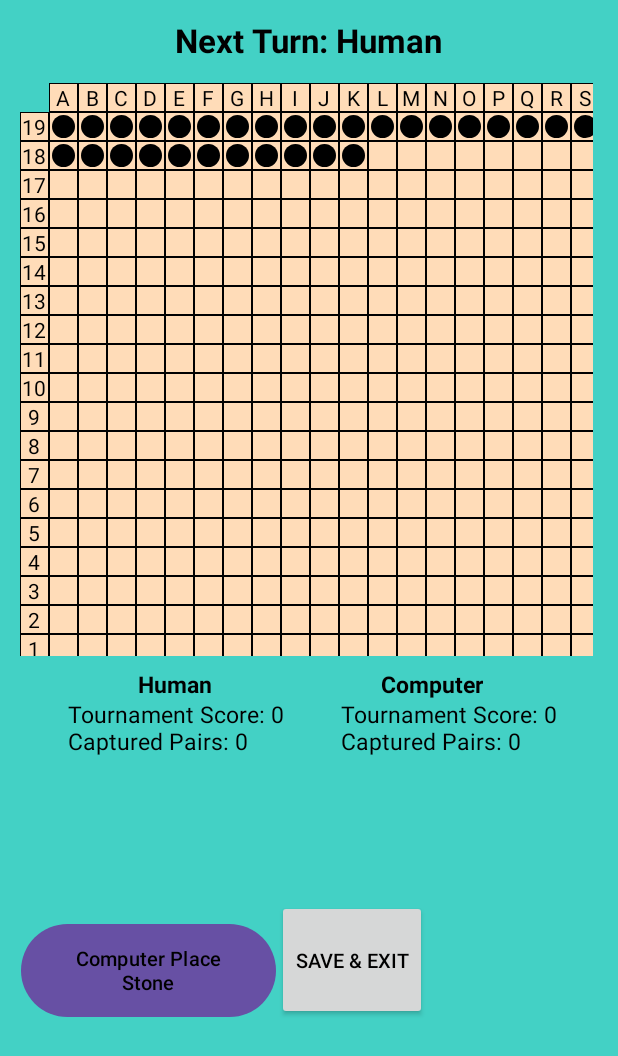
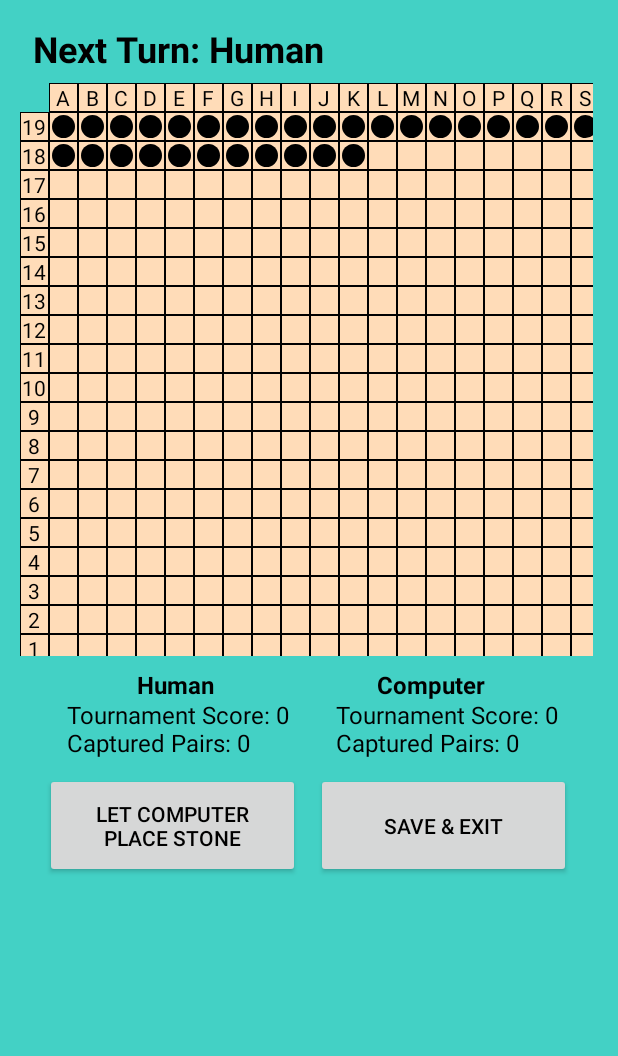
Before and after one commit to ipluchino/Pente-Android, an Android app built with Jetpack Compose: the RoundViewActivity screen opened directly, with no data from a screen before it, on a phone screen of 412 x 824 dp. Shown: the top 1056 px of the screen. Run offline under Robolectric (Android 15) with nearby library versions, the light colour scheme and no system bars; plain views replace ZoomLayout; 9 statements that could not run were skipped.

Commit message:
Added functionality to save and load from a file. Also changed all text sizes from pt to sp to better scale on devices of different sizes.

```diff
--- a/app/src/main/res/layout/activity_roundview.xml
+++ b/app/src/main/res/layout/activity_roundview.xml
@@ -12,13 +12,13 @@
         android:id="@+id/nextTurnTextView"
         android:layout_width="wrap_content"
         android:layout_height="wrap_content"
-        android:layout_marginTop="12dp"
-        android:textSize="10pt"
+        android:layout_marginTop="16dp"
         android:text="Next Turn: Human"
+        android:textColor="@color/black"
+        android:textSize="24sp"
         android:textStyle="bold"
-        android:textColor="@color/black"
         app:layout_constraintEnd_toEndOf="parent"
-        app:layout_constraintHorizontal_bias="0.498"
+        app:layout_constraintHorizontal_bias="0.100"
         app:layout_constraintStart_toStartOf="parent"
         app:layout_constraintTop_toTopOf="parent" />
 
@@ -61,16 +61,16 @@
 
     </com.otaliastudios.zoom.ZoomLayout>
 
-    <Button
+    <androidx.appcompat.widget.AppCompatButton
         android:id="@+id/placeStoneButtonHuman"
         android:layout_width="100dp"
         android:layout_height="80dp"
-        android:layout_marginTop="600dp"
+        android:layout_marginTop="515dp"
         android:text="Place Stone"
         android:textColor="@color/black"
-        android:textSize="6pt"
+        android:textSize="14sp"
         app:layout_constraintEnd_toEndOf="parent"
-        app:layout_constraintHorizontal_bias="0.141"
+        app:layout_constraintHorizontal_bias="0.096"
         app:layout_constraintStart_toStartOf="parent"
         app:layout_constraintTop_toTopOf="parent" />
 
@@ -78,13 +78,12 @@
         android:id="@+id/getHelpButton"
         android:layout_width="100dp"
         android:layout_height="80dp"
-        android:layout_marginTop="600dp"
+        android:layout_marginTop="515dp"
         android:text="Get Help"
         android:textColor="@color/black"
-
-        android:textSize="6pt"
+        android:textSize="14sp"
         app:layout_constraintEnd_toEndOf="parent"
-        app:layout_constraintHorizontal_bias="0.53"
+        app:layout_constraintHorizontal_bias="0.498"
         app:layout_constraintStart_toStartOf="parent"
         app:layout_constraintTop_toTopOf="parent" />
 
@@ -92,38 +91,38 @@
         android:id="@+id/saveAndExitButtonHuman"
         android:layout_width="100dp"
         android:layout_height="80dp"
-        android:layout_marginTop="600dp"
+        android:layout_marginTop="515dp"
         android:text="Save &amp; Exit"
         android:textColor="@color/black"
-        android:textSize="6pt"
+        android:textSize="14sp"
         app:layout_constraintEnd_toEndOf="parent"
-        app:layout_constraintHorizontal_bias="0.874"
+        app:layout_constraintHorizontal_bias="0.9"
         app:layout_constraintStart_toStartOf="parent"
         app:layout_constraintTop_toTopOf="parent" />
 
-    <Button
+    <androidx.appcompat.widget.AppCompatButton
         android:id="@+id/placeStoneButtonComputer"
         android:layout_width="170dp"
         android:layout_height="70dp"
-        android:layout_marginTop="612dp"
-        android:text="Computer Place Stone"
+        android:layout_marginTop="515dp"
+        android:text="Let Computer Place Stone"
         android:textColor="@color/black"
-        android:textSize="6pt"
+        android:textSize="14sp"
         app:layout_constraintEnd_toEndOf="parent"
-        app:layout_constraintHorizontal_bias="0.058"
+        app:layout_constraintHorizontal_bias="0.124"
         app:layout_constraintStart_toStartOf="parent"
         app:layout_constraintTop_toTopOf="parent" />
 
     <androidx.appcompat.widget.AppCompatButton
         android:id="@+id/saveAndExitButtonComputer"
-        android:layout_width="100dp"
-        android:layout_height="80dp"
-        android:layout_marginTop="600dp"
+        android:layout_width="170dp"
+        android:layout_height="70dp"
+        android:layout_marginTop="515dp"
         android:text="Save &amp; Exit"
         android:textColor="@color/black"
-        android:textSize="6pt"
+        android:textSize="14sp"
         app:layout_constraintEnd_toEndOf="parent"
-        app:layout_constraintHorizontal_bias="0.591"
+        app:layout_constraintHorizontal_bias="0.871"
         app:layout_constraintStart_toStartOf="parent"
         app:layout_constraintTop_toTopOf="parent" />
 
@@ -134,7 +133,7 @@
         android:layout_marginTop="445dp"
         android:text="Human"
         android:textColor="@color/black"
-        android:textSize="7pt"
+        android:textSize="16sp"
         android:textStyle="bold"
         app:layout_constraintEnd_toEndOf="parent"
         app:layout_constraintHorizontal_bias="0.254"
@@ -148,7 +147,7 @@
         android:layout_marginTop="445dp"
         android:text="Computer"
         android:textColor="@color/black"
-        android:textSize="7pt"
+        android:textSize="16sp"
         android:textStyle="bold"
         app:layout_constraintEnd_toEndOf="parent"
         app:layout_constraintHorizontal_bias="0.739"
@@ -162,7 +161,7 @@
         android:layout_marginTop="465dp"
 
         android:textColor="@color/black"
-        android:textSize="7pt"
+        android:textSize="16sp"
         app:layout_constraintEnd_toEndOf="parent"
         app:layout_constraintHorizontal_bias="0.17"
         app:layout_constraintStart_toStartOf="parent"
@@ -174,7 +173,7 @@
         android:layout_height="wrap_content"
         android:layout_marginTop="465dp"
         android:textColor="@color/black"
-        android:textSize="7pt"
+        android:textSize="16sp"
         app:layout_constraintEnd_toEndOf="parent"
         app:layout_constraintHorizontal_bias="0.848"
         app:layout_constraintStart_toStartOf="parent"
@@ -187,7 +186,7 @@
         android:layout_marginTop="513dp"
         android:gravity="center"
         android:textColor="@color/black"
-        android:textSize="7pt"
+        android:textSize="16sp"
         app:layout_constraintEnd_toEndOf="parent"
         app:layout_constraintHorizontal_bias="0.489"
         app:layout_constraintStart_toStartOf="parent"
@@ -197,10 +196,10 @@
         android:id="@+id/playAgainButton"
         android:layout_width="177dp"
         android:layout_height="67dp"
-        android:layout_marginTop="628dp"
+        android:layout_marginTop="620dp"
         android:text="Play Another Round"
         android:textColor="@color/black"
-        android:textSize="6pt"
+        android:textSize="14sp"
         android:visibility="gone"
         app:layout_constraintEnd_toEndOf="parent"
         app:layout_constraintHorizontal_bias="0.098"
@@ -211,10 +210,10 @@
         android:id="@+id/finishTournamentButton"
         android:layout_width="177dp"
         android:layout_height="67dp"
-        android:layout_marginTop="628dp"
+        android:layout_marginTop="620dp"
         android:text="Finish Tournament"
         android:textColor="@color/black"
-        android:textSize="6pt"
+        android:textSize="14sp"
         android:visibility="gone"
         app:layout_constraintEnd_toEndOf="parent"
         app:layout_constraintHorizontal_bias="0.931"
--- a/app/src/main/res/layout/activity_welcome.xml
+++ b/app/src/main/res/layout/activity_welcome.xml
@@ -13,7 +13,7 @@
         android:layout_height="wrap_content"
         android:layout_marginTop="36dp"
         android:text="Welcome to Pente!"
-        android:textSize="18pt"
+        android:textSize="42sp"
         android:textColor="@color/black"
         app:layout_constraintEnd_toEndOf="parent"
         app:layout_constraintHorizontal_bias="0.491"
@@ -26,7 +26,7 @@
         android:layout_height="80dp"
         android:layout_marginTop="352dp"
         android:text="New Game"
-        android:textSize="14pt"
+        android:textSize="33sp"
         app:layout_constraintEnd_toEndOf="parent"
         app:layout_constraintHorizontal_bias="0.494"
         app:layout_constraintStart_toStartOf="parent"
@@ -38,7 +38,7 @@
         android:layout_height="80dp"
         android:layout_marginTop="36dp"
         android:text="Load Game"
-        android:textSize="14pt"
+        android:textSize="33sp"
         app:layout_constraintEnd_toEndOf="parent"
         app:layout_constraintHorizontal_bias="0.494"
         app:layout_constraintStart_toStartOf="parent"
```
Also changed, not shown: app/src/main/AndroidManifest.xml (+6 -3 lines), app/src/main/java/edu/ramapo/ipluchino/pente/Model/Round.java (+37 -37 lines), app/src/main/java/edu/ramapo/ipluchino/pente/View/RoundViewActivity.java (+37 -2 lines), app/src/main/java/edu/ramapo/ipluchino/pente/View/WelcomeActivity.java (+73 -0 lines), app/src/main/res/layout/activity_cointoss.xml (+8 -8 lines).
